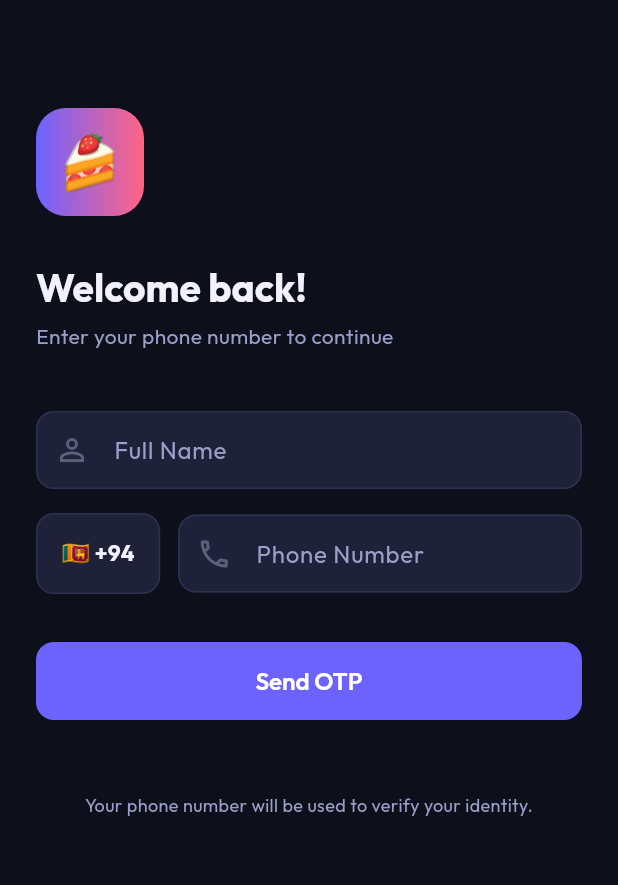
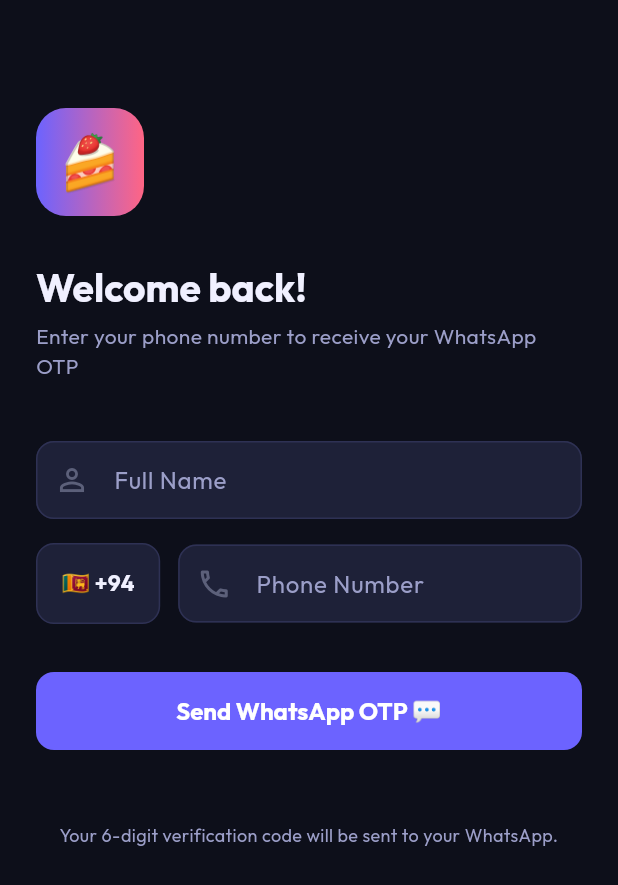
Before and after one commit to thizaruudara/dessert_app, a Flutter app: the screen it shows after launch, on a phone screen of 412 x 824 dp. Shown: the top 885 px of the screen. Run offline on Flutter 3.47's test engine with Material 3 defaults, Android fonts, the phone set to English and light mode, and no system bars; our stand-ins replace cached_network_image, cloud_firestore, firebase_auth, firebase_core, firebase_messaging, go_router and 2 more; accounts and stored records are empty.

Commit message:
Implement instant WhatsApp OTP delivery and verification

```diff
--- a/lib/features/auth/screens/login_screen.dart
+++ b/lib/features/auth/screens/login_screen.dart
@@ -33,14 +33,15 @@
       cleanNumber = cleanNumber.substring(1);
     }
     final phone = '$_countryCode$cleanNumber';
+    final name = _nameCtrl.text.trim();
     final auth = context.read<AuthProvider>();
-    final success = await auth.sendOtp(phone);
+    final success = await auth.sendOtp(phone, name: name);
     if (success && mounted) {
       context.push('/auth/otp', extra: phone);
     } else if (!success && mounted) {
       ScaffoldMessenger.of(context).showSnackBar(
         SnackBar(
-          content: Text(auth.error ?? 'Failed to send OTP. Please check your connection and Firebase configuration.'),
+          content: Text(auth.error ?? 'Failed to send OTP. Please check your connection.'),
           backgroundColor: Colors.redAccent,
           duration: const Duration(seconds: 5),
         ),
@@ -75,7 +76,7 @@
               Text('Welcome back!', style: Theme.of(context).textTheme.displayMedium),
               const SizedBox(height: 8),
               Text(
-                'Enter your phone number to continue',
+                'Enter your phone number to receive your WhatsApp OTP',
                 style: Theme.of(context).textTheme.bodyMedium,
               ),
               const SizedBox(height: 40),
@@ -164,7 +165,7 @@
                                   strokeWidth: 2, color: Colors.white,
                                 ),
                               )
-                            : const Text('Send OTP', style: TextStyle(fontSize: 16)),
+                            : const Text('Send WhatsApp OTP 💬', style: TextStyle(fontSize: 16, fontWeight: FontWeight.bold)),
                       ),
                     ),
                   ],
@@ -176,7 +177,7 @@
               // Disclaimer
               Center(
                 child: Text(
-                  'Your phone number will be used to verify your identity.',
+                  'Your 6-digit verification code will be sent to your WhatsApp.',
                   textAlign: TextAlign.center,
                   style: Theme.of(context).textTheme.bodyMedium?.copyWith(fontSize: 12),
                 ),
--- a/lib/features/auth/screens/otp_screen.dart
+++ b/lib/features/auth/screens/otp_screen.dart
@@ -52,12 +52,15 @@
       return;
     }
     final auth = context.read<AuthProvider>();
-    final success = await auth.verifyOtp(_otp);
+    final success = await auth.verifyOtp(_otp, phone: widget.phoneNumber);
     if (success && mounted) {
       context.go(auth.isAdmin ? '/admin' : '/student');
     } else if (mounted && auth.error != null) {
       ScaffoldMessenger.of(context).showSnackBar(
-        SnackBar(content: Text(auth.error!)),
+        SnackBar(
+          content: Text(auth.error!),
+          backgroundColor: Colors.redAccent,
+        ),
       );
     }
   }
@@ -83,10 +86,10 @@
             crossAxisAlignment: CrossAxisAlignment.start,
             children: [
               const SizedBox(height: 24),
-              Text('Verify your number', style: Theme.of(context).textTheme.displayMedium),
+              Text('Verify WhatsApp OTP', style: Theme.of(context).textTheme.displayMedium),
               const SizedBox(height: 8),
               Text(
-                'We sent a 6-digit code to\n${widget.phoneNumber}',
+                'We sent a 6-digit verification code to your WhatsApp:\n${widget.phoneNumber}',
                 style: Theme.of(context).textTheme.bodyMedium,
               ),
               const SizedBox(height: 40),
```
Also changed, not shown: lib/features/auth/providers/auth_provider.dart (+94 -31 lines), 1 other file.
